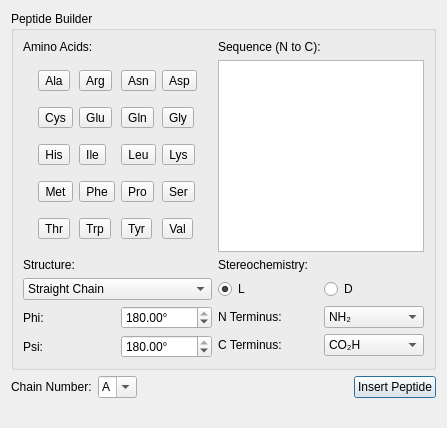
Old version of the form avogadro/qtplugins/insertpeptide/insertpeptidedialog.ui in the repository OpenChemistry/avogadrolibs.
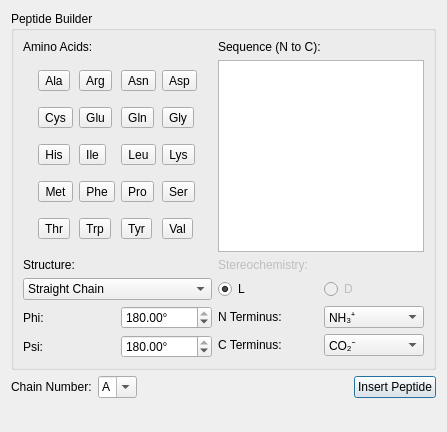
New version of the form.

Patch:
```diff
--- a/avogadro/qtplugins/insertpeptide/insertpeptidedialog.ui
+++ b/avogadro/qtplugins/insertpeptide/insertpeptidedialog.ui
@@ -7,7 +7,7 @@
     <x>0</x>
     <y>0</y>
     <width>447</width>
-    <height>428</height>
+    <height>432</height>
    </rect>
   </property>
   <property name="windowTitle">
@@ -276,6 +276,9 @@
       </item>
       <item row="3" column="1">
        <widget class="QLabel" name="label_2">
+        <property name="enabled">
+         <bool>false</bool>
+        </property>
         <property name="text">
          <string>Stereochemistry:</string>
         </property>
@@ -295,9 +298,15 @@
         </item>
         <item>
          <widget class="QRadioButton" name="dStereoButton">
+          <property name="enabled">
+           <bool>false</bool>
+          </property>
           <property name="text">
            <string>D</string>
           </property>
+          <property name="checkable">
+           <bool>false</bool>
+          </property>
          </widget>
         </item>
        </layout>
@@ -320,6 +329,14 @@
         </item>
         <item row="0" column="1">
          <widget class="QComboBox" name="nGroupCombo">
+          <property name="currentIndex">
+           <number>2</number>
+          </property>
+          <item>
+           <property name="text">
+            <string>CH₃CONH</string>
+           </property>
+          </item>
           <item>
            <property name="text">
             <string>NH₂</string>
@@ -334,6 +351,9 @@
         </item>
         <item row="1" column="1">
          <widget class="QComboBox" name="cGroupCombo">
+          <property name="currentIndex">
+           <number>1</number>
+          </property>
           <item>
            <property name="text">
             <string>CO₂H</string>
```
Left out of the diff: 5 changed lines with no effect on the pictures.
